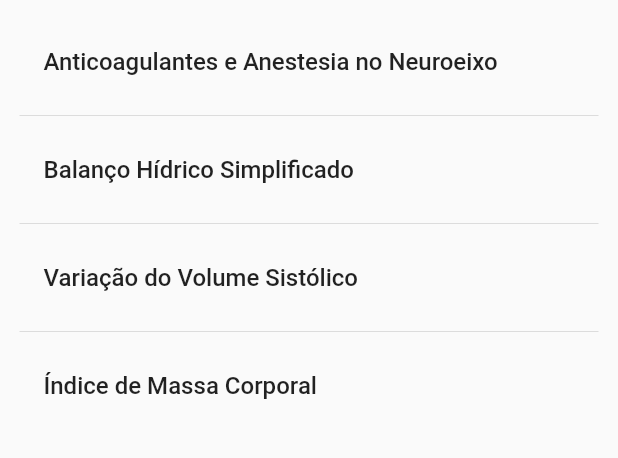
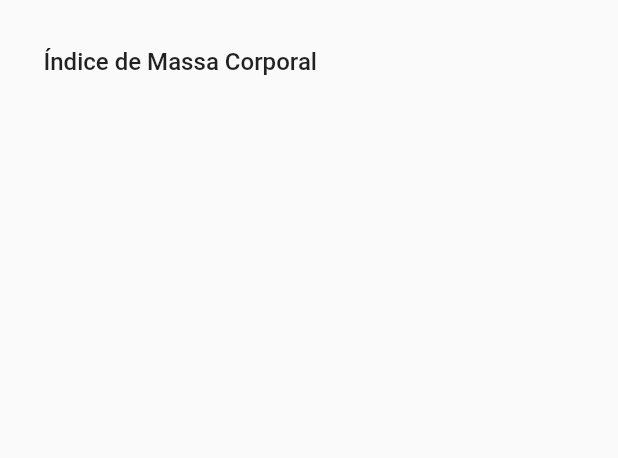
Before and after one commit to patrickkaic/AxCalc, a Flutter app: the screen it shows after launch, on a phone screen of 412 x 824 dp, the part 84-542 px from its top. Run offline on Flutter 3.47's test engine with Material 2 defaults, Android fonts, the phone set to English and light mode, and no system bars.

Commit message:
appbar file added

```diff
--- /dev/null
+++ b/lib/appbar.dart
@@ -0,0 +1,17 @@
+import 'package:flutter/src/widgets/container.dart';
+import 'package:flutter/src/widgets/framework.dart';
+import 'package:flutter/material.dart';
+
+class AppBar extends StatefulWidget {
+  const AppBar({super.key});
+
+  @override
+  State<AppBar> createState() => _AppBarState();
+}
+
+class _AppBarState extends State<AppBar> {
+  @override
+  Widget build(BuildContext context) {
+    return Container();
+  }
+}
--- a/lib/home_page.dart
+++ b/lib/home_page.dart
@@ -1,5 +1,5 @@
 // ignore_for_file: prefer_const_constructors, unnecessary_import, implementation_imports, unused_import, prefer_const_constructors_in_immutables, use_key_in_widget_constructors, avoid_print
-import 'package:axcalc/pages/page_1.dart';
+import 'package:axcalc/pages/page_details.dart';
 import 'package:flutter/material.dart';
 import 'package:flutter/src/widgets/container.dart';
 import 'package:flutter/src/widgets/framework.dart';
@@ -11,9 +11,6 @@ class HomePage extends StatefulWidget {
 
 class _HomePageState extends State<HomePage> {
   final items = [
-    'Anticoagulantes e Anestesia no Neuroeixo',
-    'Balanço Hídrico Simplificado',
-    'Variação do Volume Sistólico',
     'Índice de Massa Corporal',
   ];
 
```
Also changed, not shown: lib/calcs/imc.dart (added, +10 -0 lines), lib/pages/page_details.dart (renamed from lib/pages/page_1.dart).
